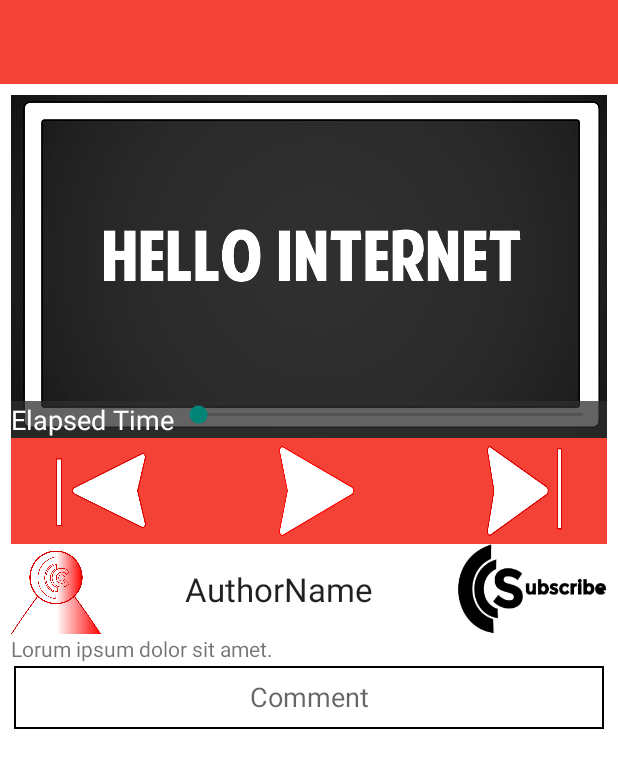
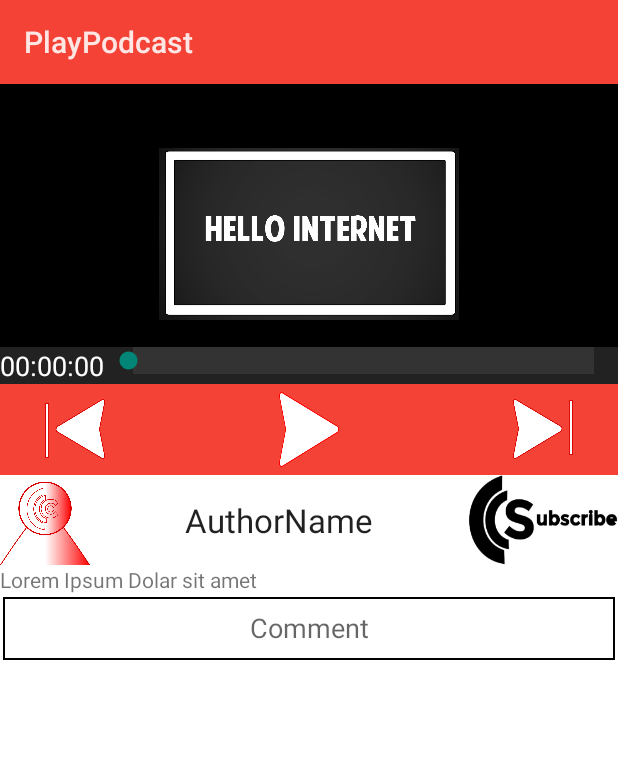
Before and after one commit to FutureProg/Caster, an Android app: the ProfileActivity screen opened directly, with no data from a screen before it, after a tap on an icon or button, on a phone screen of 412 x 824 dp. Shown: the top 768 px of the screen. Run offline under Robolectric (Android 15) with nearby library versions, the phone set to English and light mode, and no system bars; 3 statements that could not run were skipped.

Commit message:
Edited the player interface and started working on notification tray player

```diff
--- a/Caster_Android/app/src/main/AndroidManifest.xml
+++ b/Caster_Android/app/src/main/AndroidManifest.xml
@@ -10,6 +10,12 @@
         android:icon="@mipmap/ic_launcher"
         android:label="@string/app_name"
         android:theme="@style/CasterTheme">
+
+        <receiver android:name=".AudioBroadcastReceiver">
+            <intent-filter>
+                <action android:name="com.caster.caster_android.ACTION_PLAY"/>
+            </intent-filter>
+        </receiver>
         <activity
             android:name=".MainActivity"
             android:label="@string/app_name"
--- a/Caster_Android/app/src/main/java/com/caster/caster_android/Podcast.java
+++ b/Caster_Android/app/src/main/java/com/caster/caster_android/Podcast.java
@@ -41,7 +41,7 @@ public class Podcast {
         }
         HashMap<Integer,Object> data = new HashMap<>();
         Podcast re = null;
-        String urlStr = "http://192.168.2.155:8000/php/podcast.php";
+        String urlStr = MainActivity.site+"/php/podcast.php";
         try {
             CasterRequest request = new CasterRequest(urlStr);
             String res = (String)request.addParam("q","PDCST_JSN").addParam("id",""+podcastid).execute().get();
@@ -88,7 +88,7 @@ public class Podcast {
      * @return
      */
     public boolean postComment(int userid,String message) throws InterruptedException,ExecutionException{
-        String urlStr = "http://192.168.2.155:8000/php/podcast.php";
+        String urlStr = MainActivity.site+"/php/podcast.php";
         CasterRequest req = new CasterRequest(urlStr);
         String res = (String)req.addParam("q","CMNT").addParam("uid",userid+"").addParam("id",getId()+"")
                 .addParam("msg", message).execute().get();
--- a/Caster_Android/app/src/main/java/com/caster/caster_android/PodcastPlayer.java
+++ b/Caster_Android/app/src/main/java/com/caster/caster_android/PodcastPlayer.java
@@ -30,7 +30,7 @@ TODO
 */
 
 
-public class PodcastPlayer extends Activity {
+public class PodcastPlayer extends Activity implements SeekBar.OnSeekBarChangeListener{
 
     public static final String KEY_COMMAND = "com.caster.caster_android.PodcastPlayer.COMMAND";
     public static final byte COMMAND_PLAY = 0x0;
@@ -45,35 +45,38 @@ public class PodcastPlayer extends Activity {
     private TextView author,descriptionBox;
     private ImageView coverImage;
 
-    private MediaPlayer mp;
+    public static MediaPlayer mp;
     private SeekBar seekBar;
     private Handler durationHandler = new Handler();
     private Handler playlistHandler = new Handler();
-    private TextView length;
-    private double timeElapsed, endTime;
+    private int timeElapsed, endTime;
     private Button playButton;
 
 
     @Override
     protected void onCreate(Bundle savedInstanceState) {
         overridePendingTransition(R.anim.slide_up,R.anim.abc_fade_out);
+        this.getActionBar().setTitle(podcast.getTitle());
+        this.getActionBar().setDisplayShowTitleEnabled(true);
         super.onCreate(savedInstanceState);
         setContentView(R.layout.activity_play_podcast);
         initializeViews();
         if (getIntent().getExtras() != null && getIntent().getExtras().containsKey(KEY_COMMAND)){
             if (getIntent().getExtras().getByte(KEY_COMMAND) == COMMAND_PLAY){
                 mp = new MediaPlayer();
+                new PlayerNotification(this);
                 mp.setAudioStreamType(AudioManager.STREAM_MUSIC);
                 String url = MainActivity.site + "/php/audio_file.php?q="+podcast.getId()+"$"+ Bin.getPodcastToken();
                 try {
                     mp.setDataSource(url);
                     mp.prepareAsync();
-                    endTime = mp.getDuration();
-                    length = (TextView)findViewById(R.id.length);
+                    endTime = podcast.getLength();
                     seekBar = (SeekBar)findViewById(R.id.seekbar);
-                    seekBar.setMax((int) endTime);
+                    seekBar.setMax(endTime * 1000);
+                    seekBar.setOnSeekBarChangeListener(this);
                     seekBar.setClickable(false);
-                    play(null);
+                    timeElapsed = 0;
+                    durationHandler.postDelayed(updateSeekBarTime, 100);
                 } catch (IOException e) {
                     e.printStackTrace();
                 }
@@ -132,6 +135,7 @@ public class PodcastPlayer extends Activity {
 
         //Media Player
         mp = new MediaPlayer();
+
         /*mp.setAudioStreamType(AudioManager.STREAM_MUSIC);
         try {
             mp.setDataSource(podcast.getAudioURL());
@@ -153,7 +157,7 @@ public class PodcastPlayer extends Activity {
     {
         Log.i(TAG, "play");
         //Play
-        if(!(mp.isPlaying()))
+        if(!mp.isPlaying())
         {
             mp.start();
             playButton.setBackground(getDrawable(R.drawable.pause));
@@ -167,7 +171,10 @@ public class PodcastPlayer extends Activity {
 
         //Handle Seekbar
         timeElapsed = mp.getCurrentPosition();
-        seekBar.setProgress((int) timeElapsed);
+        if (seekBar == null){
+            seekBar = (SeekBar)findViewById(R.id.seekbar);
+        }
+        seekBar.setProgress(timeElapsed);
         durationHandler.postDelayed(updateSeekBarTime, 100);
 
         //Checks if we've reached the end of the song
@@ -207,20 +214,24 @@ public class PodcastPlayer extends Activity {
         finish();
     }
 
+
+
     //Updates seekbar time
     private Runnable updateSeekBarTime = new Runnable() {
         @Override
         public void run() {
             timeElapsed = mp.getCurrentPosition();
+            endTime = podcast.getLength() * 1000;
             //seekbar progress
-            seekBar.setProgress((int)timeElapsed);
+            seekBar.setProgress(timeElapsed);
             //set remaining time
             double remainingTime = endTime - timeElapsed;
             //Hours, minutes, seconds
+            TextView length = (TextView)findViewById(R.id.elapsed_time);
             length.setText(String.format("%02d:%02d:%02d",
-                    TimeUnit.MILLISECONDS.toHours((long) remainingTime),
-                    TimeUnit.MILLISECONDS.toMinutes((long) remainingTime) - TimeUnit.HOURS.toMinutes(TimeUnit.MILLISECONDS.toHours((long)remainingTime)),
-                    TimeUnit.MILLISECONDS.toSeconds((long)remainingTime) - TimeUnit.MINUTES.toSeconds(TimeUnit.MILLISECONDS.toMinutes((long)remainingTime))));
+                    TimeUnit.MILLISECONDS.toHours((long) timeElapsed),
+                    TimeUnit.MILLISECONDS.toMinutes((long) timeElapsed) - TimeUnit.HOURS.toMinutes(TimeUnit.MILLISECONDS.toHours((long)timeElapsed)),
+                    TimeUnit.MILLISECONDS.toSeconds((long)timeElapsed) - TimeUnit.MINUTES.toSeconds(TimeUnit.MILLISECONDS.toMinutes((long)timeElapsed))));
             //Repeat in 100 milliseconds
             durationHandler.postDelayed(this,100);
         }
@@ -245,4 +256,24 @@ public class PodcastPlayer extends Activity {
         return false;
     }
 
+    @Override
+    public void onProgressChanged(SeekBar seekBar, int progress, boolean fromUser) {
+        if (!mp.isPlaying()){
+            mp.seekTo(progress);
+            durationHandler.postDelayed(updateSeekBarTime, 1);
+        }
+    }
+
+    @Override
+    public void onStartTrackingTouch(SeekBar seekBar) {
+        mp.pause();
+    }
+
+    @Override
+    public void onStopTrackingTouch(SeekBar seekBar) {
+        mp.seekTo(seekBar.getProgress());
+        durationHandler.postDelayed(updateSeekBarTime, 1);
+        mp.start();
+    }
+
 }
--- a/Caster_Android/app/src/main/java/com/caster/caster_android/ProfileActivity.java
+++ b/Caster_Android/app/src/main/java/com/caster/caster_android/ProfileActivity.java
@@ -41,6 +41,8 @@ public class ProfileActivity extends Activity{
         ((TextView)findViewById(R.id.profile_bio)).setText(user.getDescription());
         podcastArea = (LinearLayout)findViewById(R.id.podcast_area);
         podcasts = new ArrayList<>(user.getPodcasts());
+        this.getActionBar().setTitle(user.getUsername());
+        this.getActionBar().setDisplayShowTitleEnabled(true);
         for (Podcast podcast : podcasts){
             Log.v("caster_profile",podcast.getTitle());
             PodcastBar bar = new PodcastBar(this,null,podcast);
--- a/Caster_Android/app/src/main/java/com/caster/caster_android/User.java
+++ b/Caster_Android/app/src/main/java/com/caster/caster_android/User.java
@@ -40,7 +40,7 @@ public class User {
         }
         HashMap<Integer,Object> data = new HashMap<>();
         User re = null;
-        String urlStr = "http://192.168.2.155:8000/php/user_info.php";
+        String urlStr = MainActivity.site+"/php/user_info.php";
         CasterRequest req = new CasterRequest(urlStr);
         req.addParam("q","USR_JSN").addParam("id",""+userid);
         try {
--- /dev/null
+++ b/Caster_Android/app/src/main/res/drawable/progress.xml
@@ -0,0 +1,10 @@
+<?xml version="1.0" encoding="utf-8"?>
+<layer-list xmlns:android="http://schemas.android.com/apk/res/android">
+    <item
+        android:id="@android:id/background"
+        android:drawable="@drawable/progress_background_fill"/>
+
+    <item android:id="@android:id/progress">
+        <clip android:drawable="@drawable/progress_fill"/>
+    </item>
+</layer-list>
--- /dev/null
+++ b/Caster_Android/app/src/main/res/drawable/progress_background_fill.xml
@@ -0,0 +1,5 @@
+<?xml version="1.0" encoding="utf-8"?>
+<shape xmlns:android="http://schemas.android.com/apk/res/android">
+    <solid
+        android:color="#333333"/>
+</shape>
--- /dev/null
+++ b/Caster_Android/app/src/main/res/drawable/progress_fill.xml
@@ -0,0 +1,5 @@
+<?xml version="1.0" encoding="utf-8"?>
+<shape xmlns:android="http://schemas.android.com/apk/res/android">
+    <solid
+        android:color="@color/Caster_Colour_Red"/>
+</shape>
--- a/Caster_Android/app/src/main/res/layout/activity_play_podcast.xml
+++ b/Caster_Android/app/src/main/res/layout/activity_play_podcast.xml
@@ -1,9 +1,6 @@
 <LinearLayout xmlns:android="http://schemas.android.com/apk/res/android"
     xmlns:tools="http://schemas.android.com/tools" android:layout_width="match_parent"
-    android:layout_height="match_parent" android:paddingLeft="@dimen/activity_horizontal_margin"
-    android:paddingRight="@dimen/activity_horizontal_margin"
-    android:paddingTop="@dimen/activity_vertical_margin"
-    android:paddingBottom="@dimen/activity_vertical_margin"
+    android:layout_height="match_parent"
     android:orientation="vertical"
     android:background="@android:color/white"
     tools:context="com.caster.caster_android.PodcastPlayer">
@@ -11,15 +8,18 @@
     <RelativeLayout
         android:orientation="vertical"
         android:layout_width="match_parent"
-        android:layout_height="wrap_content">
+        android:layout_height="200dp"
+        android:background="#000000">
 
         <ImageView
-            android:layout_width="wrap_content"
-            android:layout_height="wrap_content"
+            android:layout_width="200dp"
+            android:layout_height="200dp"
             android:id="@+id/cover_image"
             android:src="@drawable/cover"
             android:layout_gravity="top"
-            android:adjustViewBounds="true"/>
+            android:adjustViewBounds="true"
+            android:layout_alignParentTop="true"
+            android:layout_centerHorizontal="true" />
 
         <RelativeLayout
             android:layout_width="match_parent"
@@ -32,15 +32,17 @@
                 android:layout_width="match_parent"
                 android:layout_height="wrap_content"
                 android:id="@+id/seekbar"
-                android:layout_toEndOf="@+id/length" />
+                android:progressDrawable="@drawable/progress"
+                android:layout_toEndOf="@+id/elapsed_time"
+                android:indeterminate="false" />
 
             <TextView
                 android:textColor="@android:color/white"
                 android:layout_width="wrap_content"
                 android:layout_height="wrap_content"
                 android:textAppearance="?android:attr/textAppearanceMedium"
-                android:text="Elapsed Time"
-                android:id="@+id/length"
+                android:text="00:00:00"
+                android:id="@+id/elapsed_time"
                 android:layout_alignTop="@+id/seekbar"
                 android:layout_alignParentStart="true"
                 />
@@ -57,27 +59,29 @@
 
         <LinearLayout
             android:id="@+id/controls"
-            android:background="@color/Caster_Colour_Red"
             android:layout_width="match_parent"
             android:layout_height="match_parent"
             android:orientation="horizontal">
 
             <GridLayout
                 android:layout_width="match_parent"
-                android:layout_height="match_parent"
+                android:layout_height="wrap_content"
                 android:rowOrderPreserved="false"
                 android:columnOrderPreserved="false"
                 android:clickable="false"
                 android:layout_gravity="center"
+                android:background="@color/Caster_Colour_Red"
                 android:id="@+id/controlsLayout">
 
                 <Button
-                    android:layout_width="60dp"
-                    android:layout_height="50dp"
+                    android:layout_width="40dp"
+                    android:layout_height="40dp"
                     android:maxHeight="60dp"
+                    android:maxWidth="60dp"
                     android:id="@+id/previousButton"
                     android:layout_row="0"
                     android:layout_column="0"
+                    android:layout_gravity="center_vertical"
                     android:background="@drawable/previous"
                     android:adjustViewBounds="true"
                     android:scaleType="fitCenter"
@@ -87,9 +91,10 @@
                     android:layout_marginBottom="5dp"/>
 
                 <Button
-                    android:layout_width="50dp"
-                    android:layout_height="60dp"
+                    android:layout_width="40dp"
+                    android:layout_height="50dp"
                     android:maxHeight="60dp"
+                    android:maxWidth="50dp"
                     android:id="@+id/playButton"
                     android:layout_row="0"
                     android:layout_column="1"
@@ -104,12 +109,14 @@
                     android:layout_marginBottom="5dp"/>
 
                 <Button
-                    android:layout_width="50dp"
-                    android:layout_height="60dp"
+                    android:layout_width="40dp"
+                    android:layout_height="40dp"
                     android:maxHeight="60dp"
+                    android:maxWidth="60dp"
                     android:id="@+id/nextButton"
                     android:layout_row="0"
                     android:layout_column="2"
+                    android:layout_gravity="center_vertical"
                     android:scaleType="fitCenter"
                     android:background="@drawable/next"
                     android:adjustViewBounds="true"
@@ -194,7 +201,7 @@
                         android:layout_height="wrap_content"
                         android:id="@+id/description"
                         android:textAppearance="?android:attr/textAppearanceSmall"
-                        android:text="Lorum ipsum dolor sit amet."/>
+                        android:text="@string/lorem_ipsum"/>
 
                 </LinearLayout>
 
@@ -212,7 +219,7 @@
                         android:layout_width="match_parent"
                         android:layout_height="wrap_content"
                         android:textAppearance="?android:attr/textAppearanceMedium"
-                        android:id="@+id/commentBox"
+                        android:id="@+id/comment_box"
                         android:background="@drawable/edit_text_border"
                         android:hint="Comment"
                         android:inputType="text|textAutoComplete|textAutoCorrect"
```
Also changed, not shown: Caster_Android/app/src/main/java/com/caster/caster_android/AudioBroadcastReceiver.java (added, +35 -0 lines), Caster_Android/app/src/main/java/com/caster/caster_android/PlayerNotification.java (added, +54 -0 lines), Caster_Android/app/src/main/res/layout/player_notification_layout.xml (added, +64 -0 lines), 2 other files.
